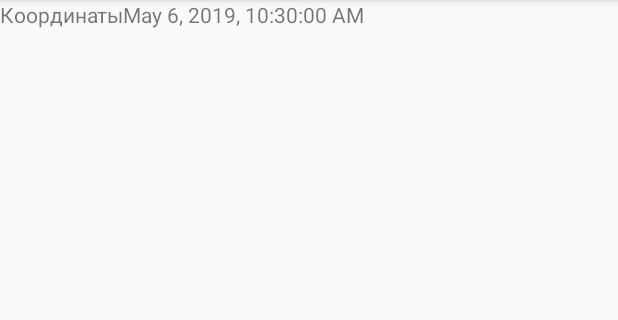
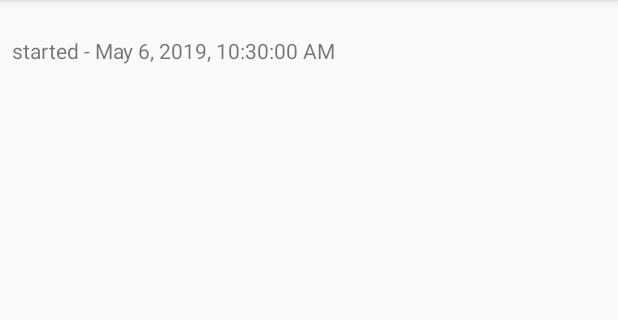
Before and after one commit to gallyamow/fused-worker-tracker, an Android app: the screen it shows after launch (MainActivity), on a phone screen of 412 x 824 dp, the part 84-404 px from its top. Run offline under Robolectric (Android 15) with nearby library versions, the phone set to English and light mode, and no system bars.

```diff
--- a/app/src/main/java/tatar/ru/simpletracker/MainActivity.java
+++ b/app/src/main/java/tatar/ru/simpletracker/MainActivity.java
@@ -5,16 +5,21 @@ import android.content.Context;
 import android.location.Location;
 import android.location.LocationListener;
 import android.location.LocationManager;
+import android.os.Build;
 import android.os.Bundle;
 import android.support.v7.app.AppCompatActivity;
 import android.widget.TextView;
 
+import java.io.File;
+import java.io.FileOutputStream;
+import java.io.IOException;
 import java.util.Date;
 
 public class MainActivity extends AppCompatActivity implements LocationListener {
 
     private TextView mTextViewPoints;
     private LocationManager mLocationManager;
+    private File mFile;
 
     @Override
     protected void onCreate(Bundle savedInstanceState) {
@@ -24,23 +29,27 @@ public class MainActivity extends AppCompatActivity implements LocationListener
         mLocationManager = (LocationManager) this.getSystemService(Context.LOCATION_SERVICE);
         mTextViewPoints = findViewById(R.id.textview_points);
 
+        mFile = new File(getApplication().getFilesDir(), "coordinates.log");
+
         startTracking();
     }
 
     @Override
     protected void onDestroy() {
         super.onDestroy();
+
         stopTracking();
-
     }
 
     @SuppressLint("MissingPermission")
     private void startTracking() {
-        mTextViewPoints.append((new Date()).toLocaleString());
+        appendLog("started - " + (new Date()).toLocaleString());
 
-        mLocationManager.requestLocationUpdates(LocationManager.NETWORK_PROVIDER, 0, 0, this);
-        mLocationManager.requestLocationUpdates(LocationManager.GPS_PROVIDER, 0, 0, this);
-        mLocationManager.requestLocationUpdates(LocationManager.PASSIVE_PROVIDER, 0, 0, this);
+        long minTime = 5 * 1000;
+
+        mLocationManager.requestLocationUpdates(LocationManager.NETWORK_PROVIDER, minTime, 0, this);
+        mLocationManager.requestLocationUpdates(LocationManager.GPS_PROVIDER, minTime, 0, this);
+        // mLocationManager.requestLocationUpdates(LocationManager.PASSIVE_PROVIDER, minTime, 0, this);
     }
 
     private void stopTracking() {
@@ -48,7 +57,7 @@ public class MainActivity extends AppCompatActivity implements LocationListener
     }
 
     public void onLocationChanged(Location location) {
-        mTextViewPoints.append("\n" + locationDescription(location));
+        appendLog(locationDescription(location));
     }
 
     public void onStatusChanged(String provider, int status, Bundle extras) {
@@ -60,12 +69,76 @@ public class MainActivity extends AppCompatActivity implements LocationListener
     public void onProviderDisabled(String provider) {
     }
 
+    private void appendLog(String s) {
+        String line = "\n" + s;
+        writeToFile(line);
+        mTextViewPoints.append(line);
+    }
+
+    private void writeToFile(String s) {
+        FileOutputStream stream;
+        try {
+            stream = new FileOutputStream(mFile, true);
+            try {
+                stream.write(s.getBytes());
+            } catch (IOException e) {
+                e.printStackTrace();
+            } finally {
+                stream.close();
+            }
+        } catch (IOException e) {
+            e.printStackTrace();
+        }
+    }
+
     private String locationDescription(Location location) {
-        // StringBuilder sb = new StringBuilder();
-        // sb.append(location.getLongitude());
-        // sb.append("/");
-        // sb.append(location.getLatitude());
-        // sb.append(location.getAccuracy());
-        return location.toString();
+        StringBuilder sb = new StringBuilder();
+
+        sb.append("clock: ");
+        sb.append((new Date()).toLocaleString());
+        sb.append("; ");
+
+        sb.append("getProvider: ");
+        sb.append(location.getProvider());
+        sb.append("; ");
+
+        sb.append("getTime: ");
+        sb.append(location.getTime());
+        sb.append("-");
+        sb.append((new Date(location.getTime())).toLocaleString());
+        sb.append("; ");
+
+        sb.append("elapsed: ");
+        if (Build.VERSION.SDK_INT >= Build.VERSION_CODES.JELLY_BEAN_MR1) {
+            sb.append(location.getElapsedRealtimeNanos());
+        }
+        sb.append("; ");
+
+        sb.append("lon: ");
+        sb.append(location.getLongitude());
+        sb.append("; ");
+
+        sb.append("lat: ");
+        sb.append(location.getLatitude());
+        sb.append("; ");
+
+        sb.append("acc: ");
+        sb.append(location.getAccuracy());
+        sb.append("; ");
+
+        sb.append("bearing: ");
+        sb.append(location.getBearing());
+        sb.append("; ");
+
+
+        sb.append("speed: ");
+        sb.append(location.getSpeed());
+        sb.append("; ");
+
+        // sb.append("getExtras: ");
+        // sb.append(location.getExtras().toString());
+        // sb.append("; ");
+
+        return sb.toString();
     }
 }
--- a/app/src/main/res/layout/activity_main.xml
+++ b/app/src/main/res/layout/activity_main.xml
@@ -6,15 +6,32 @@
     android:layout_height="match_parent"
     tools:context=".MainActivity">
 
-    <TextView
-        android:id="@+id/textview_points"
+    <ScrollView
         android:layout_width="0dp"
         android:layout_height="0dp"
-        android:inputType="textMultiLine"
-        android:text="Координаты"
+        android:layout_marginStart="8dp"
+        android:layout_marginLeft="8dp"
+        android:layout_marginTop="8dp"
+        android:layout_marginEnd="8dp"
+        android:layout_marginRight="8dp"
+        android:layout_marginBottom="8dp"
         app:layout_constraintBottom_toBottomOf="parent"
-        app:layout_constraintLeft_toLeftOf="parent"
-        app:layout_constraintRight_toRightOf="parent"
-        app:layout_constraintTop_toTopOf="parent" />
+        app:layout_constraintEnd_toEndOf="parent"
+        app:layout_constraintStart_toStartOf="parent"
+        app:layout_constraintTop_toTopOf="parent">
+
+        <LinearLayout
+            android:layout_width="match_parent"
+            android:layout_height="wrap_content"
+            android:orientation="vertical">
+
+            <TextView
+                android:id="@+id/textview_points"
+                android:layout_width="match_parent"
+                android:layout_height="wrap_content"
+                android:inputType="textMultiLine"
+                android:text="" />
+        </LinearLayout>
+    </ScrollView>
 
 </android.support.constraint.ConstraintLayout>
```
